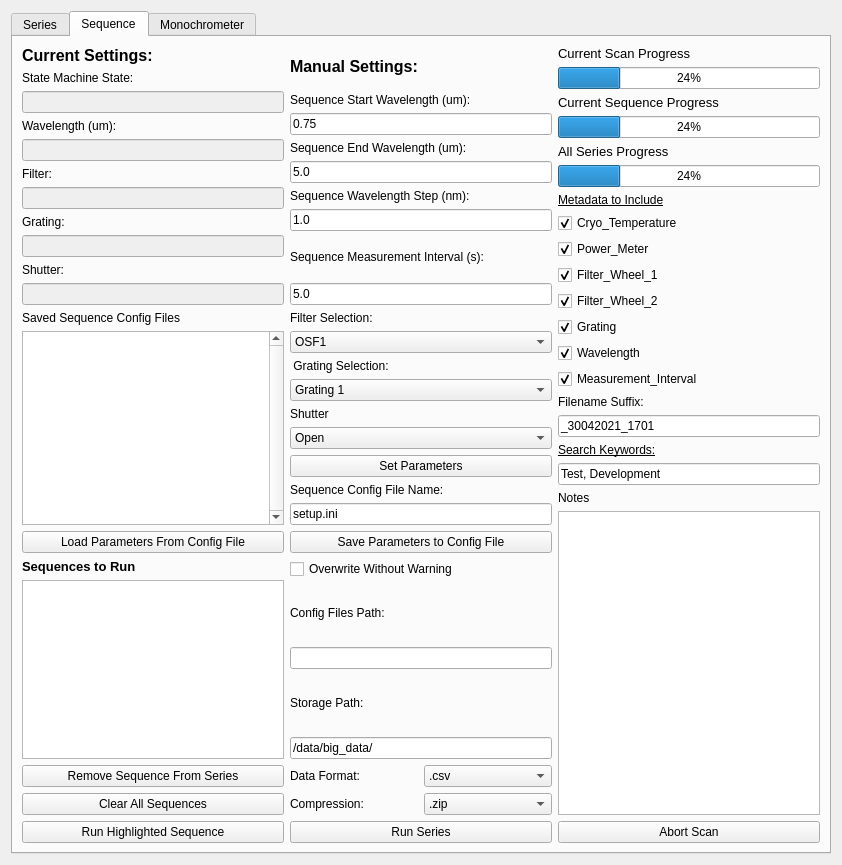
Qt form SPHEREx-Calibration-Automation/pylab/pylabcal/pylabcalgui/QTDesigner/scanWindowDialog4.ui (samcondon4/SPHEREx-lab-tools) before a commit.
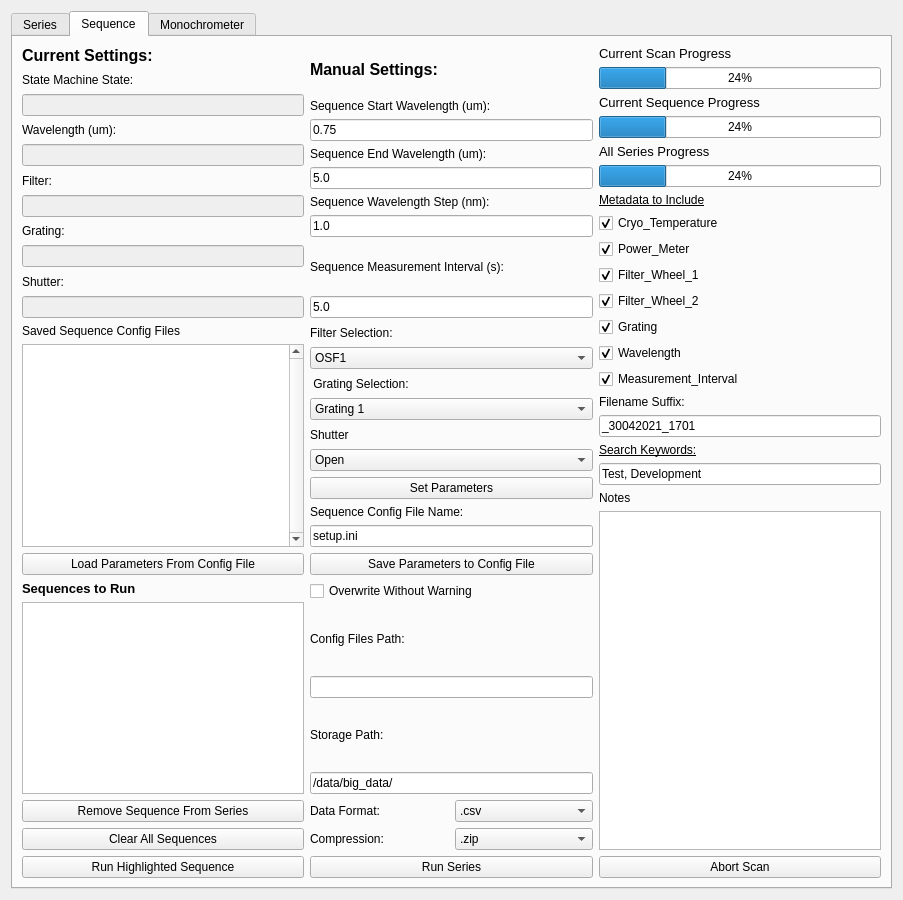
The same form after that commit.

```diff
--- a/SPHEREx-Calibration-Automation/pylab/pylabcal/pylabcalgui/QTDesigner/scanWindowDialog4.ui
+++ b/SPHEREx-Calibration-Automation/pylab/pylabcal/pylabcalgui/QTDesigner/scanWindowDialog4.ui
@@ -6,15 +6,15 @@
    <rect>
     <x>0</x>
     <y>0</y>
-    <width>842</width>
-    <height>865</height>
+    <width>903</width>
+    <height>900</height>
    </rect>
   </property>
   <property name="windowTitle">
    <string>Dialog</string>
   </property>
   <layout class="QGridLayout" name="gridLayout">
-   <item row="0" column="1">
+   <item row="0" column="0">
     <widget class="QTabWidget" name="tabWidget">
      <property name="currentIndex">
       <number>1</number>
```
